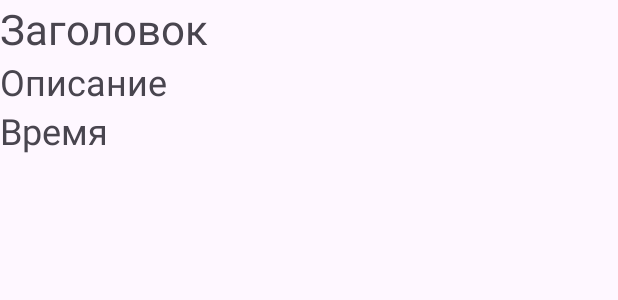
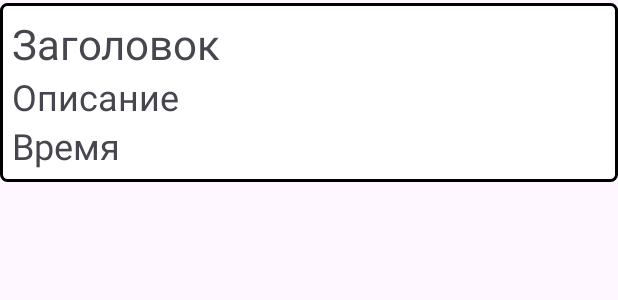
Before and after one commit to screamer228/ToDoList, an Android app: the layout item.xml on its own in the app's theme, with its tools: preview values and no code run, on a phone screen of 412 x 824 dp. Shown: the top 300 px of the screen. Run offline under Robolectric (Android 15) with nearby library versions, the phone set to English and light mode, and no system bars.

```diff
--- a/app/build.gradle.kts
+++ b/app/build.gradle.kts
@@ -47,14 +47,14 @@ dependencies {
     implementation("androidx.legacy:legacy-support-v4:1.0.0")
     kapt("androidx.room:room-compiler:2.6.0")
     implementation("androidx.room:room-ktx:2.6.0")
-    //glide
-    implementation ("com.github.bumptech.glide:glide:4.12.0")
-    annotationProcessor ("com.github.bumptech.glide:compiler:4.12.0")
     //recycler
     implementation ("androidx.recyclerview:recyclerview:1.3.2")
 
     implementation("androidx.core:core-ktx:1.12.0")
     implementation("androidx.appcompat:appcompat:1.6.1")
+    //livedata
+    implementation ("androidx.lifecycle:lifecycle-extensions:2.2.0")
+
     implementation("com.google.android.material:material:1.10.0")
     implementation("androidx.constraintlayout:constraintlayout:2.1.4")
     testImplementation("junit:junit:4.13.2")
--- a/app/src/main/java/com/example/todolist/room/AppDatabase.kt
+++ b/app/src/main/java/com/example/todolist/room/AppDatabase.kt
@@ -6,5 +6,5 @@ import com.example.todolist.ToDoItem
 
 @Database (entities = [ToDoItem::class], version = 1)
 abstract class AppDatabase : RoomDatabase() {
-    abstract fun userDao(): ToDoDao
+    abstract fun todoDao(): ToDoDao
 }
--- a/app/src/main/java/com/example/todolist/room/ToDoDao.kt
+++ b/app/src/main/java/com/example/todolist/room/ToDoDao.kt
@@ -1,5 +1,6 @@
 package com.example.todolist.room
 
+import androidx.lifecycle.LiveData
 import androidx.room.Dao
 import androidx.room.Delete
 import androidx.room.Insert
@@ -10,7 +11,7 @@ import com.example.todolist.ToDoItem
 @Dao
 interface ToDoDao {
     @Query("SELECT * FROM todoitem")
-    fun getAllItems(): List<ToDoItem>
+    fun getAllItems(): LiveData<List<ToDoItem>>
 
     @Insert
     fun insertItem(toDoItem: ToDoItem)
--- /dev/null
+++ b/app/src/main/res/drawable/item_bg.xml
@@ -0,0 +1,7 @@
+<shape xmlns:android="http://schemas.android.com/apk/res/android">
+    <solid android:color="@android:color/white" />
+    <stroke
+        android:width="2dp"
+        android:color="@color/black" />
+    <corners android:radius="4dp" />
+</shape>
--- a/app/src/main/res/layout/item.xml
+++ b/app/src/main/res/layout/item.xml
@@ -3,7 +3,10 @@
     xmlns:android="http://schemas.android.com/apk/res/android"
     android:layout_width="match_parent"
     android:layout_height="wrap_content"
-    android:orientation="vertical">
+    android:layout_marginTop="2dp"
+    android:orientation="vertical"
+    android:padding="8dp"
+    android:background="@drawable/item_bg">
 
     <TextView
         android:id="@+id/item_title"
--- a/build.gradle.kts
+++ b/build.gradle.kts
@@ -1,5 +1,5 @@
 // Top-level build file where you can add configuration options common to all sub-projects/modules.
 plugins {
     id("com.android.application") version "8.1.2" apply false
-    id("org.jetbrains.kotlin.android") version "1.9.0" apply false
+    id("org.jetbrains.kotlin.android") version "1.9.20" apply false
 }
```
Also changed, not shown: app/src/main/java/com/example/todolist/CustomDialog.kt (+6 -8 lines), app/src/main/java/com/example/todolist/MainActivity.kt (+21 -13 lines), app/src/main/java/com/example/todolist/MyAdapter.kt (+9 -7 lines), app/src/main/java/com/example/todolist/ToDoItem.kt (+6 -2 lines).
